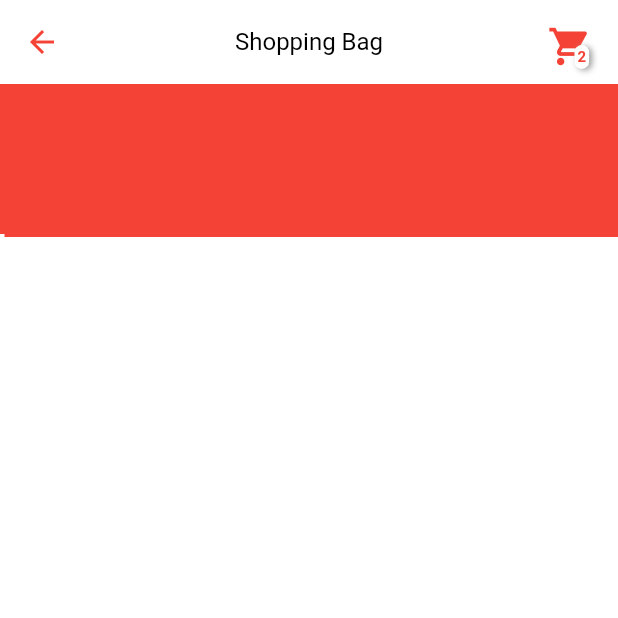
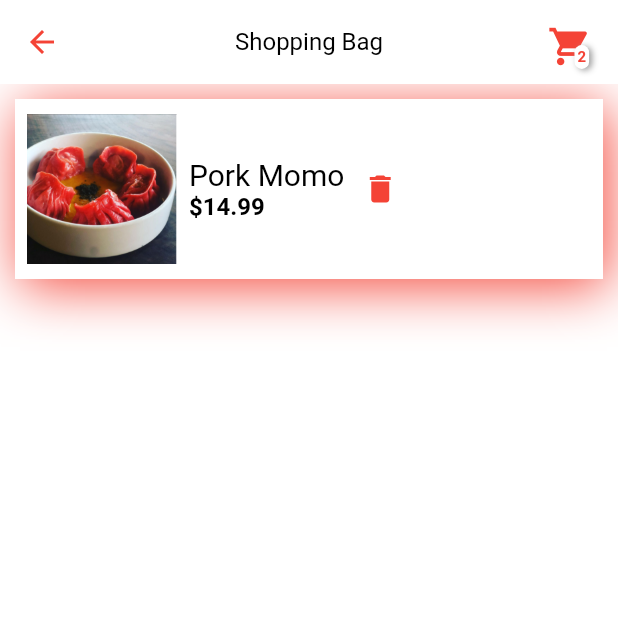
Before and after one commit to physilov/restaurant_app, a Flutter app: the screen it shows after launch, item 2 of the bottom bar chosen, on a phone screen of 412 x 824 dp, the top half of it. Run offline on Flutter 3.47's test engine with Material 2 defaults, Android fonts, the phone set to English and light mode, and no system bars; our stand-ins replace carousel_pro.

Commit message:
sixth commit

```diff
--- a/lib/src/screens/cart.dart
+++ b/lib/src/screens/cart.dart
@@ -1,5 +1,9 @@
 import 'package:flutter/material.dart';
+import 'package:restaurant_app/src/models/products.dart';
 import 'package:restaurant_app/src/widgets/custom_text.dart';
+
+import 'package:restaurant_app/src/screens/details.dart';
+import 'package:restaurant_app/src/widgets/featured_products.dart';
 
 class ShoppingCart extends StatefulWidget {
   @override
@@ -7,6 +11,15 @@ class ShoppingCart extends StatefulWidget {
 }
 
 class _ShoppingCartState extends State<ShoppingCart> {
+
+  Product product =  Product(
+      name: "Pork Momo",
+      price: 14.99,
+      rating: 4.2,
+      vendor: "GoodFos",
+      wishList: true,
+      image: "momo.png");
+
   @override
   Widget build(BuildContext context) {
     return Scaffold(
@@ -53,17 +66,45 @@ class _ShoppingCartState extends State<ShoppingCart> {
       backgroundColor: Colors.white,
       body: ListView(
         children: <Widget>[
-          Container(
-            height: 100,
+          Padding(
+            padding: const EdgeInsets.all(10.0),
+            child: Container(
+              height: 120,
               width: MediaQuery.of(context).size.width - 10,
               decoration: BoxDecoration(
-              color: Colors.red,
+                color: Colors.white,
                 boxShadow: [
                   BoxShadow(
-                  color: Colors.red,
-                  offset: Offset(3, 2),
+                    color: Colors.red[500],
+                    offset: Offset(3, 5),
+                    blurRadius: 30,
                   )
                 ]
+              ),
+              child: Row(
+                children: <Widget>[
+                  Padding(
+                    padding: const EdgeInsets.all(8.0),
+                    child: Image.asset(
+                      "images/${product.image}",
+                      height: 100,
+                      width: 100,
+                    ),
+                  ),
+                  Row(
+                    mainAxisAlignment: MainAxisAlignment.spaceBetween,
+                    children: <Widget>[
+                      RichText(text: TextSpan(children: [
+                        TextSpan(text: product.name + "\n", style: TextStyle(color: Colors.black, fontSize: 20)),
+                        TextSpan(text: "\$" + product.price.toString(), style: TextStyle(color: Colors.black, fontSize: 16, fontWeight: FontWeight.bold)),
+                      ]
+                      ),),
+
+                      IconButton(icon: Icon(Icons.delete, color: Colors.red,), onPressed: null,)
+                    ],
+                  )
+                ],
+              ),
             ),
           )
         ],
```
Lines whose indentation alone changed are shown as unchanged.
